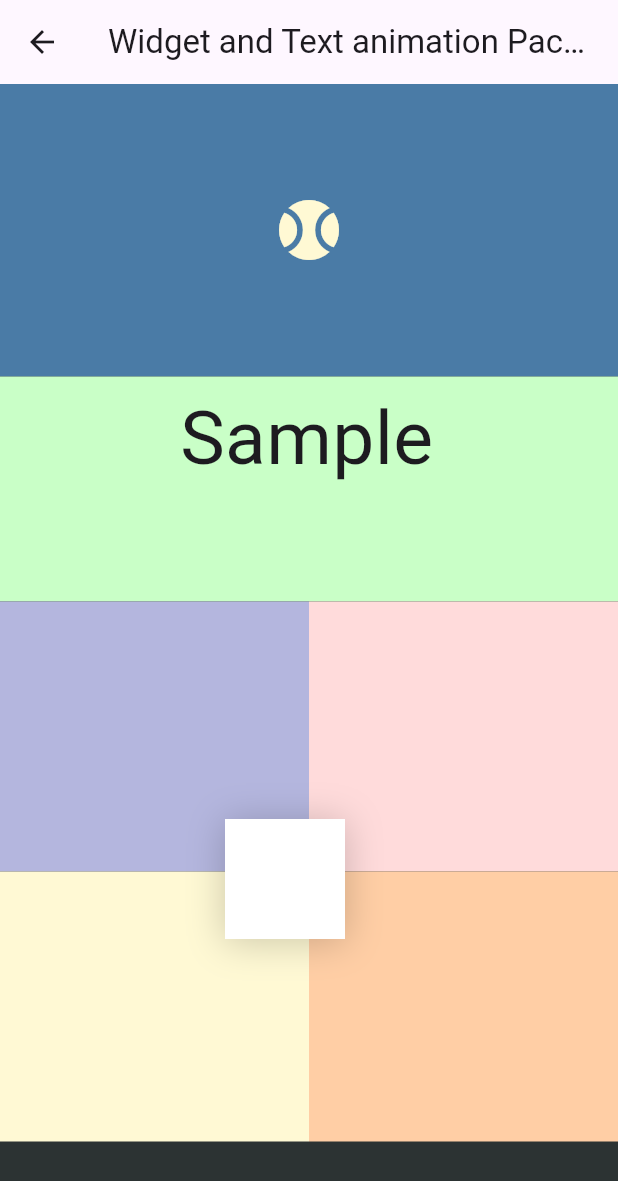
After one commit to anettaj/FlutterDicto, a Flutter app: the Animation1 screen opened directly, on a phone screen of 412 x 824 dp. The commit adds this screen. Shown: the top 1181 px of the screen. Run offline on Flutter 3.47's test engine with Material 3 defaults, Android fonts, the phone set to English and light mode, and no system bars; drawn by our look-alikes of widget_and_text_animator; our stand-ins replace flutter_image_slideshow, gap, stacked_card_carousel, webview_flutter; missing offline and left inert: day_night_switch, scaled_list, scratcher, tsdc_v2, vertical_card_pager.

Commit message:
Animation package added

```diff
--- /dev/null
+++ b/Flutter_dicto/lib/Section/Package/Animation1.dart
@@ -0,0 +1,155 @@
+import 'package:flutter/cupertino.dart';
+import 'package:flutter/material.dart';
+import 'package:flutter/widgets.dart';
+import 'package:widget_and_text_animator/widget_and_text_animator.dart';
+
+import '../Package_view.dart';
+
+class Animation1 extends StatefulWidget {
+  const Animation1({super.key});
+
+  @override
+  State<Animation1> createState() => _Animation1State();
+}
+
+class _Animation1State extends State<Animation1> {
+  @override
+  Widget build(BuildContext context) {
+    return Scaffold(
+      appBar: AppBar(
+        title: const Text('Widget and Text animation Package'),
+        leading: IconButton(
+          onPressed: () {
+            Navigator.pushAndRemoveUntil(
+                context,
+                MaterialPageRoute(builder: (context) => Package_view()),
+                    (route) => false);
+          },
+          icon: const Icon(Icons.arrow_back),
+        ),
+      ),
+      body: Stack(
+        children: [
+          Column(
+            children: [
+              Container(
+                width: double.infinity,
+                height: 195,
+                key: const ValueKey('d'),
+                color: Color(0xff4a7ba6),
+                child: WidgetAnimator(
+                  incomingEffect: WidgetTransitionEffects.incomingSlideInFromTop(
+                      duration: Duration(seconds: 1),
+                      delay: Duration(milliseconds: 2750),
+                      curve: Curves.bounceOut
+                  ),
+                  atRestEffect: WidgetRestingEffects.rotate(
+                      effectStrength: 1,
+                      curve: Curves.linear),
+                  child: const Icon(
+                      Icons.sports_baseball,
+                      color: Color(0xfffff9d4),
+                      size: 48
+                  )
+                ),
+              ),
+              WidgetAnimator(
+                incomingEffect: WidgetTransitionEffects.incomingSlideInFromRight(
+                  duration: Duration(seconds: 1),
+                  curve: Curves.easeIn
+                ),
+                atRestEffect: WidgetRestingEffects.rotate(
+                  duration: Duration(seconds: 1),
+                  numberOfPlays: 1
+                ),
+                child: Container(
+                  width: double.infinity,
+                  height: 150,
+                  color: Color(0xffc9ffc7),
+                ),
+              ),
+
+              RowCube(color1: Color(0xffb4b6de), color2: Color(0xffffdbdb),),
+              RowCube(color1: Color(0xfffff9d4), color2: Color(0xffffcea5),)
+            ],
+          ),
+          Positioned(
+            left: 150,
+            top: 490,
+            child: WidgetAnimator(
+              incomingEffect: WidgetTransitionEffects.incomingSlideInFromTop(
+                duration: Duration(seconds: 2),
+                curve: Curves.easeInOutBack
+              ),
+              atRestEffect: WidgetRestingEffects.rotate(
+                  effectStrength: 1,
+                  curve: Curves.bounceIn
+              ),
+              child: Container(
+              width: 80,
+              height: 80,
+
+                decoration: BoxDecoration(
+                    color: Color(0xffffffff),
+                  boxShadow: [
+                    BoxShadow(
+                      color: Colors.black.withOpacity(0.2),
+                      offset: Offset(0, 2),
+                      blurRadius: 20,
+                      spreadRadius: 0.8,
+
+                    ),
+
+                  ]
+                ),
+            ),
+            ),
+          ),
+          Positioned(
+            left: 120,
+            top: 200,
+            child: TextAnimator(
+            'Sample',
+            atRestEffect: WidgetRestingEffects.wave(effectStrength: 5),
+            style: TextStyle(
+              fontSize: 50
+            ),
+            incomingEffect: WidgetTransitionEffects.incomingSlideInFromTop(
+                blur: const Offset(2, 20), scale: 2),
+            textAlign: TextAlign.center,
+          ),
+        ),
+        ],
+      ),
+    );
+  }
+}
+
+class RowCube extends StatelessWidget {
+  const RowCube({
+    super.key, required this.color1, required this.color2,
+  });
+  final Color color1;
+  final Color color2;
+  @override
+  Widget build(BuildContext context) {
+    return Row(
+      children: [
+        Expanded(
+          child: Container(
+           color: color1,
+            width: double.infinity,
+            height: 180,
+          ),
+        ),
+        Expanded(
+          child: Container(
+            color: color2,
+            width: double.infinity,
+            height: 180,
+          ),
+        ),
+      ],
+    );
+  }
+}
--- a/Flutter_dicto/lib/Section/Package/DynamicTheme.dart
+++ b/Flutter_dicto/lib/Section/Package/DayAndNight.dart
@@ -2,14 +2,14 @@ import 'package:day_night_switch/day_night_switch.dart';
 import 'package:flutter/material.dart';
 import '../Form_view.dart';
 
-class DynamicTheme extends StatefulWidget {
-  const DynamicTheme({super.key});
+class DayAndNight extends StatefulWidget {
+  const DayAndNight({super.key});
 
   @override
-  State<DynamicTheme> createState() => _DynamicThemeState();
+  State<DayAndNight> createState() => _DayAndNightState();
 }
 
-class _DynamicThemeState extends State<DynamicTheme> {
+class _DayAndNightState extends State<DayAndNight> {
   bool val=false;
   Color sunColor=Colors.amber;
   Color dayColor=Color(0xff85cbe8);
@@ -48,16 +48,16 @@ class _DynamicThemeState extends State<DynamicTheme> {
       body: Container(
         decoration: BoxDecoration(
           image:DecorationImage(
-              image: val? AssetImage('assets/Templates/DayNight/night.png')
-                  :AssetImage('assets/Templates/DayNight/day.png'),
+              image: val? AssetImage('assets/Package/DayNight/night.png')
+                  :AssetImage('assets/Package/DayNight/day.png'),
             fit: BoxFit.fill
           )
         ),
         child: Center(
           child: DayNightSwitch(
             value: val,
-            moonImage: AssetImage('assets/Templates/DayNight/moon.png'),
-            sunImage: AssetImage('assets/Templates/DayNight/cloud.png'),
+            moonImage: AssetImage('assets/Package/DayNight/moon.png'),
+            sunImage: AssetImage('assets/Package/DayNight/cloud.png'),
             sunColor: sunColor,
             moonColor: moonColor,
             dayColor: dayColor,
--- a/Flutter_dicto/lib/Section/Package/WebView.dart
+++ b/Flutter_dicto/lib/Section/Package/WebView.dart
@@ -35,7 +35,7 @@ class _WebViewExampleState extends State<WebViewExample> {
   Widget build(BuildContext context) {
     return Scaffold(
       appBar: AppBar(
-        title: const Text('Scratcher Package'),
+        title: const Text('Web View Package'),
         leading: IconButton(
           onPressed: () {
             Navigator.pushAndRemoveUntil(
--- a/Flutter_dicto/lib/Section/Package_view.dart
+++ b/Flutter_dicto/lib/Section/Package_view.dart
@@ -4,8 +4,9 @@ import 'package:flutter_dicto/Section/Package/Scartcher.dart';
 import 'package:flutter_dicto/Section/Package/WebView.dart';
 import 'package:flutter_dicto/Widgets/Size.dart';
 import 'package:flutter_dicto/main.dart';
-import './Package/DynamicTheme.dart';
-import 'Package/DynamicTheme.dart';
+import './Package/DayAndNight.dart';
+import 'Package/Animation1.dart';
+import 'Package/DayAndNight.dart';
 
 class Package_view extends StatelessWidget {
   Package_view({super.key});
@@ -32,8 +33,14 @@ class Package_view extends StatelessWidget {
     FancyCard(
       color: Color(0xFFd53600),
       title: "day_night_switch.dart",
-      link: () =>DynamicTheme(),
-      image: 'assets/Templates/DayNight.gif',
+      link: () =>DayAndNight(),
+      image: 'assets/Package/DayNight.gif',
+    ),
+    FancyCard(
+      color:Color(0xFFffd22b),
+      title: "widget_and_text_animator.dart",
+      link: () =>Animation1(),
+      image: 'assets/Package/animation1.gif',
     ),
     // FancyCard(
     //   color: Color(0xFFd53600),
--- a/Flutter_dicto/lib/Section/Templates/Netflix_design.dart
+++ b/Flutter_dicto/lib/Section/Templates/Netflix_design.dart
@@ -25,7 +25,7 @@ class _Netflix_designState extends State<Netflix_design> {
       appBar: AppBar(
         backgroundColor: const Color(0xFFC69749),
         title: const Text(
-          'Contact us1',
+          'Netflix Gradiant',
         ),
         leading: IconButton(
           onPressed: (){
--- a/Flutter_dicto/pubspec.yaml
+++ b/Flutter_dicto/pubspec.yaml
@@ -48,6 +48,7 @@ dependencies:
   scratcher: ^2.5.0
   gap: ^3.0.1
   day_night_switch: ^1.0.4
+  widget_and_text_animator: ^1.1.5
 
 dev_dependencies:
   flutter_test:
@@ -77,7 +78,7 @@ flutter:
     - assets/Templates/
     - assets/
     - assets/Package/
-    - assets/Templates/DayNight/
+    - assets/Package/DayNight/
 #     - images/a_dot_ham.jpeg
 
 # An image asset can refer to one or more resolution-specific "variants", see
```
Also changed, not shown: Flutter_dicto/assets/Package/DayNight.gif (renamed from Flutter_dicto/assets/Templates/DayNight.gif), Flutter_dicto/assets/Package/DayNight/cloud.png (renamed from Flutter_dicto/assets/Templates/DayNight/cloud.png), Flutter_dicto/assets/Package/DayNight/day.png (renamed from Flutter_dicto/assets/Templates/DayNight/day.png), Flutter_dicto/assets/Package/DayNight/moon.png (renamed from Flutter_dicto/assets/Templates/DayNight/moon.png), Flutter_dicto/assets/Package/DayNight/night.png (renamed from Flutter_dicto/assets/Templates/DayNight/night.png), Flutter_dicto/assets/Package/animation1.gif (added), Flutter_dicto/pubspec.lock.
